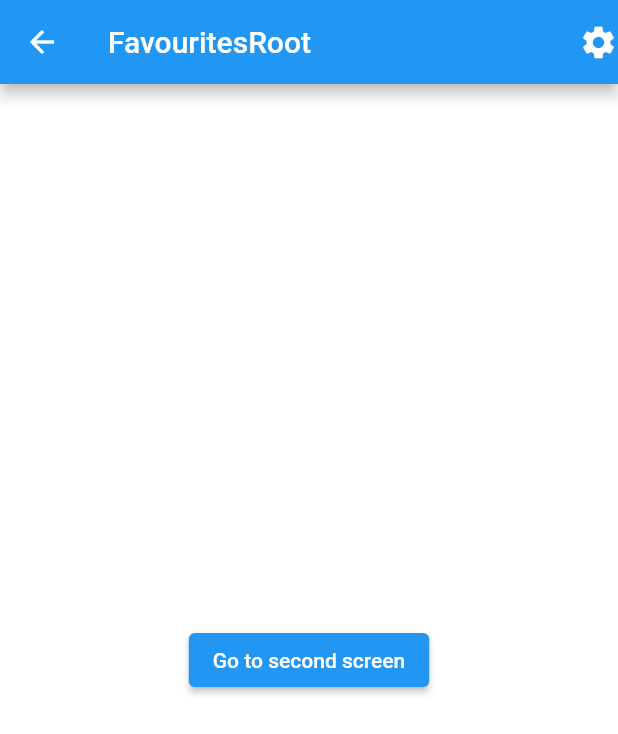
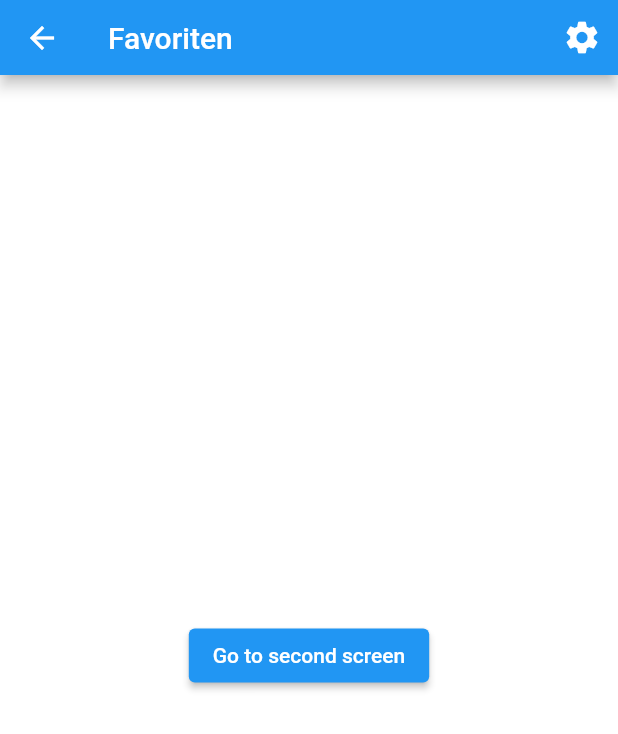
Before and after one commit to m-glock/Inhaltsstoff-Warnapp, a Flutter app: the FavouritesRoot screen opened directly, on a phone screen of 412 x 824 dp. Shown: the top 734 px of the screen. Run offline on Flutter 3.47's test engine with Material 2 defaults, Android fonts, the phone set to English and light mode, and no system bars.

Commit message:
add CustomAppBar to each RootPage to allow accessing /settings & make navigation of settings-subpages work

```diff
--- /dev/null
+++ b/lib/customWidgets/CustomAppBar.dart
@@ -0,0 +1,33 @@
+import 'package:flutter/material.dart';
+import '../pages/settings/SettingsRoot.dart';
+
+class CustomAppBar extends StatelessWidget with PreferredSizeWidget {
+  @override
+  final Size preferredSize;
+  final String title;
+
+  CustomAppBar(
+    this.title, {
+    Key key,
+  })  : preferredSize = Size.fromHeight(50.0),
+        super(key: key);
+
+  @override
+  Widget build(BuildContext context) {
+    return AppBar(
+      title: Text(title),
+      backgroundColor: Colors.blue,
+      actions: [
+        IconButton(
+          icon: Icon(Icons.settings, size: 26.0),
+          onPressed: () {
+            Navigator.push(
+                context,
+                MaterialPageRoute(
+                    builder: (BuildContext context) => SettingsRoot()));
+          },
+        ),
+      ],
+    );
+  }
+}
--- a/lib/pages/analysis/AnalysisRoot.dart
+++ b/lib/pages/analysis/AnalysisRoot.dart
@@ -1,4 +1,5 @@
 import 'package:flutter/material.dart';
+import '../../customWidgets/CustomAppBar.dart';
 
 class AnalysisRoot extends StatefulWidget {
   const AnalysisRoot({ Key key }) : super(key: key);
@@ -21,10 +22,7 @@ class _AnalysisRootState extends State<AnalysisRoot> {
   @override
   Widget build(BuildContext context) {
     return Scaffold(
-      appBar: AppBar(
-        title: Text('Analysis'),
-        backgroundColor: Colors.blue,
-      ),
+      appBar: CustomAppBar('Analyse'),
       backgroundColor: Colors.white,
       body: Container(
         padding: const EdgeInsets.all(32.0),
--- a/lib/pages/comparison/ComparisonRoot.dart
+++ b/lib/pages/comparison/ComparisonRoot.dart
@@ -1,4 +1,5 @@
 import 'package:flutter/material.dart';
+import '../../customWidgets/CustomAppBar.dart';
 
 class ComparisonRoot extends StatefulWidget {
   const ComparisonRoot({ Key key }) : super(key: key);
@@ -21,10 +22,7 @@ class _ComparisonRootState extends State<ComparisonRoot> {
   @override
   Widget build(BuildContext context) {
     return Scaffold(
-      appBar: AppBar(
-        title: Text('Comparison'),
-        backgroundColor: Colors.blue,
-      ),
+      appBar: CustomAppBar('Vergleich'),
       backgroundColor: Colors.white,
       body: Container(
         padding: const EdgeInsets.all(32.0),
--- a/lib/pages/history/HistoryRoot.dart
+++ b/lib/pages/history/HistoryRoot.dart
@@ -1,3 +1,4 @@
+import '../../customWidgets/CustomAppBar.dart';
 import 'package:flutter/material.dart';
 
 class HistoryRoot extends StatefulWidget {
@@ -21,10 +22,7 @@ class _HistoryRootState extends State<HistoryRoot> {
   @override
   Widget build(BuildContext context) {
     return Scaffold(
-      appBar: AppBar(
-        title: Text('History'),
-        backgroundColor: Colors.blue,
-      ),
+      appBar: CustomAppBar('Verlauf'),
       backgroundColor: Colors.white,
       body: Container(
         padding: const EdgeInsets.all(32.0),
--- a/lib/pages/lists/FavouritesRoot.dart
+++ b/lib/pages/lists/FavouritesRoot.dart
@@ -1,7 +1,9 @@
+import 'package:Inhaltsstoff_Warnapp/customWidgets/CustomAppBar.dart';
+import 'package:Inhaltsstoff_Warnapp/pages/settings/SettingsRoot.dart';
 import 'package:flutter/material.dart';
 
 class FavouritesRoot extends StatefulWidget {
-  const FavouritesRoot({ Key key }) : super(key: key);
+  const FavouritesRoot({Key key}) : super(key: key);
 
   @override
   _FavouritesRootState createState() => _FavouritesRootState();
@@ -21,21 +23,7 @@ class _FavouritesRootState extends State<FavouritesRoot> {
   @override
   Widget build(BuildContext context) {
     return Scaffold(
-      appBar: AppBar(
-        title: Text('FavouritesRoot'),
-        backgroundColor: Colors.blue,
-        actions: [
-          GestureDetector(
-            onTap: () {
-              Navigator.pushNamed(context, '/settings');
-            },
-            child: Icon(
-              Icons.settings,
-              size: 26.0,
-            ),
-          )
-        ],
-      ),
+      appBar: CustomAppBar('Favoriten'),
       backgroundColor: Colors.white,
       body: Container(
         padding: const EdgeInsets.all(32.0),
--- a/lib/pages/lists/FavouritesSecond.dart
+++ b/lib/pages/lists/FavouritesSecond.dart
@@ -1,3 +1,4 @@
+import '../../customWidgets/CustomAppBar.dart';
 import 'package:flutter/material.dart';
 
 class FavouritesSecond extends StatefulWidget {
@@ -21,10 +22,7 @@ class _FavouritesSecondState extends State<FavouritesSecond> {
   @override
   Widget build(BuildContext context) {
     return Scaffold(
-      appBar: AppBar(
-        title: Text('FavouritesSecond'),
-        backgroundColor: Colors.blue,
-      ),
+      appBar: CustomAppBar('Favoriten Second'),
       backgroundColor: Colors.white,
       body: Container(
         padding: const EdgeInsets.all(32.0),
--- a/lib/pages/lists/main.dart
+++ b/lib/pages/lists/main.dart
@@ -1,4 +1,3 @@
-import 'package:Inhaltsstoff_Warnapp/pages/settings/SettingsRoot.dart';
 import 'package:flutter/material.dart';
 import 'FavouritesRoot.dart';
 import 'FavouritesSecond.dart';
@@ -19,8 +18,6 @@ class _FavouritesPageState extends State<FavouritesPage> {
           settings: settings,
           builder: (BuildContext context) {
             switch(settings.name) {
-              case '/settings':
-                return SettingsRoot();
               case '/':
                 return FavouritesRoot();
               case '/second':
--- a/lib/pages/scanning/ScanningRoot.dart
+++ b/lib/pages/scanning/ScanningRoot.dart
@@ -1,4 +1,5 @@
 import 'package:flutter/material.dart';
+import '../../customWidgets/CustomAppBar.dart';
 
 class ScanningRoot extends StatefulWidget {
   const ScanningRoot({ Key key }) : super(key: key);
@@ -21,10 +22,7 @@ class _ScanningRootState extends State<ScanningRoot> {
   @override
   Widget build(BuildContext context) {
     return Scaffold(
-      appBar: AppBar(
-        title: Text('ScanningRoot'),
-        backgroundColor: Colors.blue,
-      ),
+      appBar: CustomAppBar('Scanning'),
       backgroundColor: Colors.white,
       body: Container(
         padding: const EdgeInsets.all(32.0),
```
Also changed, not shown: lib/pages/settings/SettingsRoot.dart (+24 -15 lines), lib/pages/settings/main.dart (deleted, +0 -43 lines).
